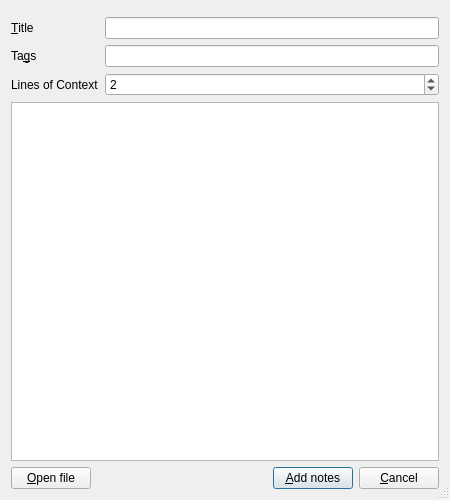
Old version of the form designer/import_dialog.ui in the repository sobjornstad/AnkiLPCG.
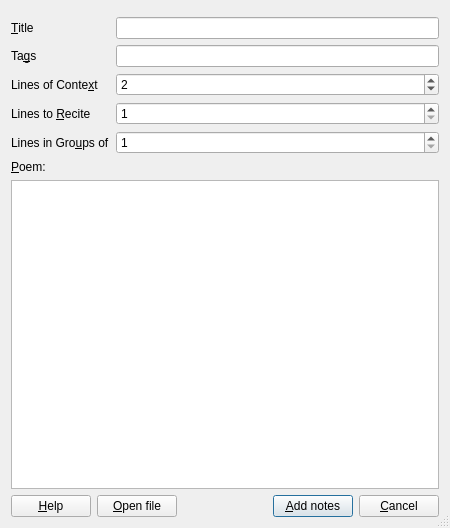
New version of the form.

Commit message: add recite and group spinboxes to UI

Patch:
```diff
--- a/designer/import_dialog.ui
+++ b/designer/import_dialog.ui
@@ -7,7 +7,7 @@
     <x>0</x>
     <y>0</y>
     <width>450</width>
-    <height>500</height>
+    <height>528</height>
    </rect>
   </property>
   <property name="windowTitle">
@@ -16,13 +16,13 @@
   <property name="sizeGripEnabled">
    <bool>true</bool>
   </property>
-  <layout class="QVBoxLayout" name="verticalLayout">
+  <layout class="QVBoxLayout" name="verticalLayout_2">
    <item>
     <layout class="QFormLayout" name="formLayout">
      <item row="0" column="0" colspan="2">
       <widget class="QWidget" name="deckChooser" native="true"/>
      </item>
-     <item row="1" column="0">
+     <item row="2" column="0">
       <widget class="QLabel" name="label">
        <property name="text">
         <string>&amp;Title</string>
@@ -32,10 +32,14 @@
        </property>
       </widget>
      </item>
-     <item row="1" column="1">
-      <widget class="QLineEdit" name="titleBox"/>
+     <item row="2" column="1">
+      <widget class="QLineEdit" name="titleBox">
+       <property name="text">
+        <string/>
+       </property>
+      </widget>
      </item>
-     <item row="2" column="0">
+     <item row="4" column="0">
       <widget class="QLabel" name="label_3">
        <property name="text">
         <string>Ta&amp;gs</string>
@@ -45,18 +49,30 @@
        </property>
       </widget>
      </item>
-     <item row="2" column="1">
+     <item row="4" column="1">
       <widget class="QLineEdit" name="tagsBox"/>
      </item>
-     <item row="3" column="0">
+     <item row="6" column="0">
       <widget class="QLabel" name="label_2">
        <property name="text">
-        <string>Lines of Context</string>
+        <string>Lines of Conte&amp;xt</string>
+       </property>
+       <property name="buddy">
+        <cstring>contextLinesSpin</cstring>
        </property>
       </widget>
      </item>
-     <item row="3" column="1">
+     <item row="6" column="1">
       <widget class="QSpinBox" name="contextLinesSpin">
+       <property name="minimumSize">
+        <size>
+         <width>70</width>
+         <height>0</height>
+        </size>
+       </property>
+       <property name="toolTip">
+        <string>Number of context lines to show on the question side of the cards.</string>
+       </property>
        <property name="minimum">
         <number>1</number>
        </property>
@@ -68,13 +84,73 @@
        </property>
       </widget>
      </item>
+     <item row="7" column="0">
+      <widget class="QLabel" name="label_5">
+       <property name="text">
+        <string>Lines to &amp;Recite</string>
+       </property>
+       <property name="buddy">
+        <cstring>reciteLinesSpin</cstring>
+       </property>
+      </widget>
+     </item>
+     <item row="7" column="1">
+      <widget class="QSpinBox" name="reciteLinesSpin">
+       <property name="toolTip">
+        <string>Number of occluded lines shown on the answer side of each card.</string>
+       </property>
+       <property name="minimum">
+        <number>1</number>
+       </property>
+       <property name="maximum">
+        <number>10</number>
+       </property>
+      </widget>
+     </item>
+     <item row="8" column="0">
+      <widget class="QLabel" name="label_4">
+       <property name="text">
+        <string>Lines in Gro&amp;ups of</string>
+       </property>
+       <property name="buddy">
+        <cstring>groupLinesSpin</cstring>
+       </property>
+      </widget>
+     </item>
+     <item row="8" column="1">
+      <widget class="QSpinBox" name="groupLinesSpin">
+       <property name="minimum">
+        <number>1</number>
+       </property>
+       <property name="maximum">
+        <number>10</number>
+       </property>
+      </widget>
+     </item>
     </layout>
    </item>
+   <item>
+    <widget class="QLabel" name="label_6">
+     <property name="text">
+      <string>&amp;Poem:</string>
+     </property>
+     <property name="buddy">
+      <cstring>textBox</cstring>
+     </property>
+    </widget>
+   </item>
    <item>
     <widget class="QPlainTextEdit" name="textBox"/>
    </item>
    <item>
     <layout class="QHBoxLayout" name="horizontalLayout">
+     <item>
+      <widget class="QPushButton" name="pushButton">
+       <property name="text">
+        <string>&amp;Help</string>
+       </property>
+      </widget>
+     </item>
      <item>
       <widget class="QPushButton" name="openFileButton">
        <property name="toolTip">
```
Left out of the diff: 12 changed lines with no effect on the pictures. The commit also changes 1 other file.
